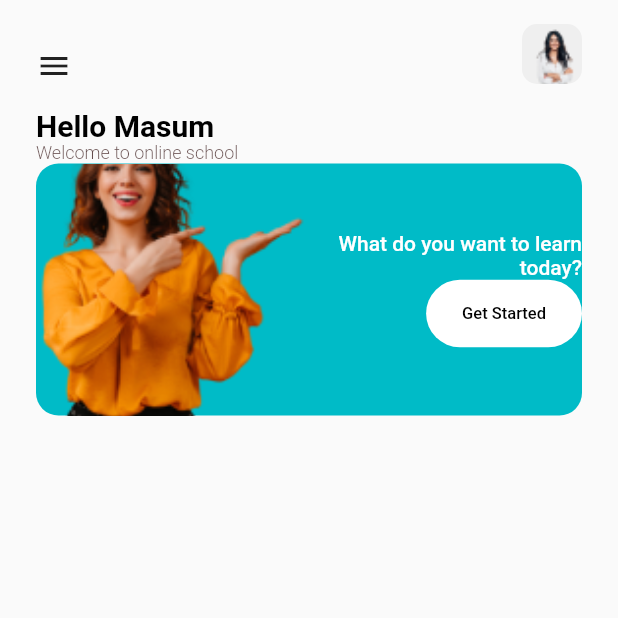
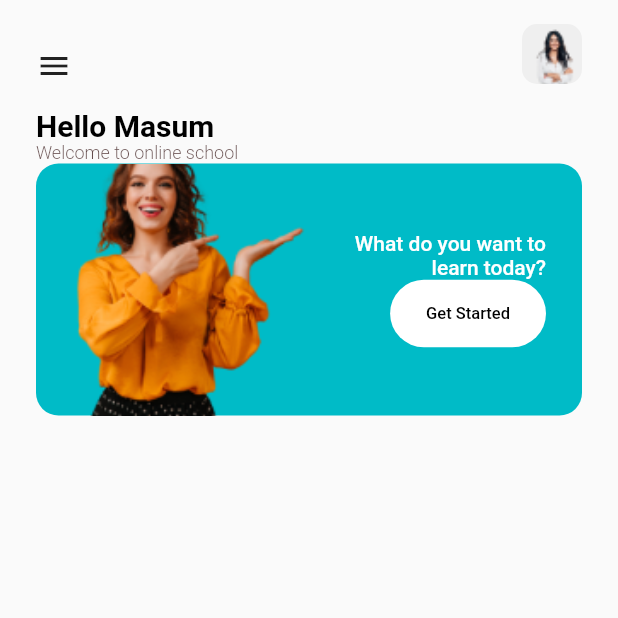
Before and after one commit to romofel/flutter-ui_practice-online_school, a Flutter app: the screen it shows after launch, on a phone screen of 412 x 824 dp, the top half of it. Run offline on Flutter 3.47's test engine with Material 2 defaults, Android fonts, the phone set to English and light mode, and no system bars; our stand-ins replace google_fonts.

Commit message:
Add horizontal padding for spacing

```diff
--- a/lib/screens/home_screen.dart
+++ b/lib/screens/home_screen.dart
@@ -60,6 +60,7 @@ class HomeScreen extends StatelessWidget {
               padding: const EdgeInsets.symmetric(horizontal: 24),
               child: Container(
                 height: 168,
+                padding: const EdgeInsets.symmetric(horizontal: 24),
                 decoration: BoxDecoration(
                   color: const Color(0xff00BBC7),
                   borderRadius: BorderRadius.circular(15),
```
